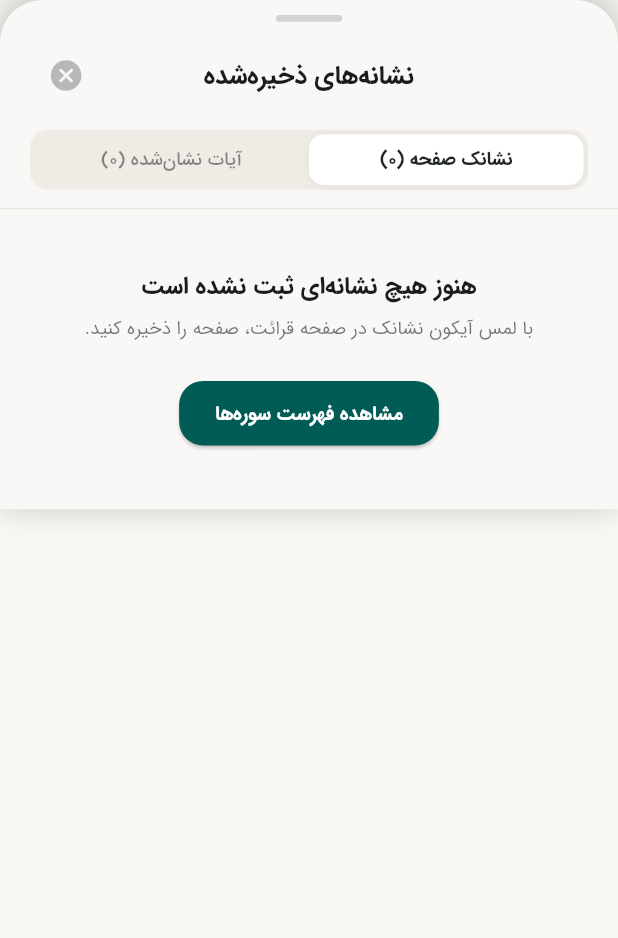
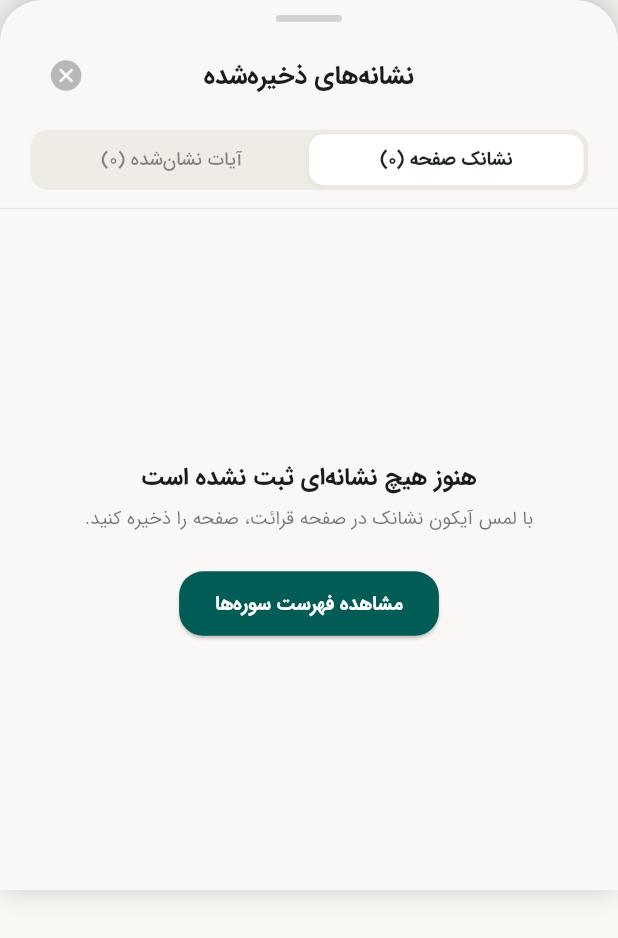
Before and after one commit to mohammadvaezimoghadam/quran, a Flutter app: the BookmarksManagerBottomSheet widget shown alone on an empty page, opened directly, on a phone screen of 412 x 824 dp. Shown: the top 938 px of the screen. Run offline on Flutter 3.47's test engine with Material 3 defaults, Android fonts, the light colour scheme and no system bars; our stand-ins replace audio_service, cached_network_image, dio, firebase_core, firebase_messaging, flutter_local_notifications and 16 more; missing offline and left inert: audio_session, dio_http_formatter, flutter_poolakey, mobile_scanner, zxing2; accounts and stored records are empty; generated files the repository leaves out were written again.

Commit message:
fix(ui): maintain consistent fixed height across tabs in bottom sheets to eliminate resizing jitter

```diff
--- a/lib/features/quick_access/presentation/widgets/bookmarks_manager_bottom_sheet.dart
+++ b/lib/features/quick_access/presentation/widgets/bookmarks_manager_bottom_sheet.dart
@@ -141,10 +141,11 @@ class _BookmarksManagerBottomSheetState
     final primaryColor = isDark ? const Color(0xFF52C498) : AppColors.primary;
     final goldColor = isDark ? const Color(0xFFF4E0A5) : const Color(0xFF947124);
 
+    final screenHeight = MediaQuery.sizeOf(context).height;
+    final sheetHeight = (screenHeight * 0.72).clamp(450.0, 680.0);
+
     return Container(
-      constraints: BoxConstraints(
-        maxHeight: MediaQuery.of(context).size.height * 0.85,
-      ),
+      height: sheetHeight,
       decoration: BoxDecoration(
         color: sheetBg,
         borderRadius: const BorderRadius.vertical(top: Radius.circular(28)),
@@ -159,7 +160,6 @@ class _BookmarksManagerBottomSheetState
       child: SafeArea(
         top: false,
         child: Column(
-          mainAxisSize: MainAxisSize.min,
           children: [
             // 1. Drag Handle
             10.vSpace,
@@ -269,13 +269,17 @@ class _BookmarksManagerBottomSheetState
             ),
 
             // 4. Content: Empty State OR List of Bookmarks
-            Flexible(
+            Expanded(
               child: currentDisplayList.isEmpty
-                  ? _buildEmptyState(
-                      context,
-                      isDark,
-                      primaryColor,
-                      isAyahTab: _selectedTabIndex == 1,
+                  ? Center(
+                      child: SingleChildScrollView(
+                        child: _buildEmptyState(
+                          context,
+                          isDark,
+                          primaryColor,
+                          isAyahTab: _selectedTabIndex == 1,
+                        ),
+                      ),
                     )
                   : ListView.separated(
                       padding: const EdgeInsets.symmetric(
--- a/lib/features/quran_reader/presentation/widgets/quick_settings_drawer.dart
+++ b/lib/features/quran_reader/presentation/widgets/quick_settings_drawer.dart
@@ -97,9 +97,7 @@ class _QuickSettingsDrawerState extends ConsumerState<QuickSettingsDrawer> {
       child: SafeArea(
         top: false,
         child: Container(
-          constraints: BoxConstraints(
-            maxHeight: maxResponsiveHeight,
-          ),
+          height: maxResponsiveHeight,
           decoration: BoxDecoration(
             color: sheetBgColor,
             borderRadius: const BorderRadius.vertical(
@@ -109,7 +107,6 @@ class _QuickSettingsDrawerState extends ConsumerState<QuickSettingsDrawer> {
           padding: const EdgeInsets.symmetric(
               horizontal: 16.0, vertical: 12.0),
           child: Column(
-            mainAxisSize: MainAxisSize.min,
             crossAxisAlignment: CrossAxisAlignment.stretch,
             children: [
               // 1. Top Drag Handle
```
